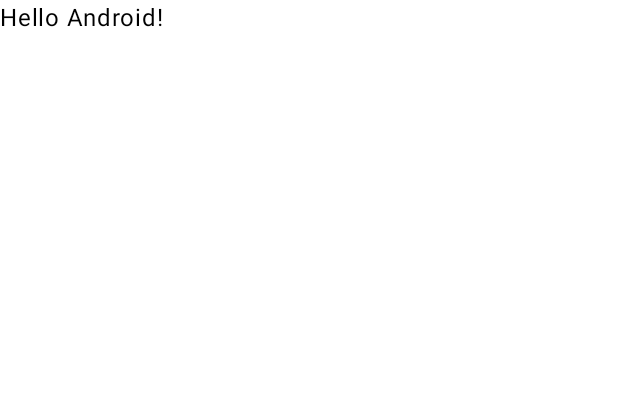
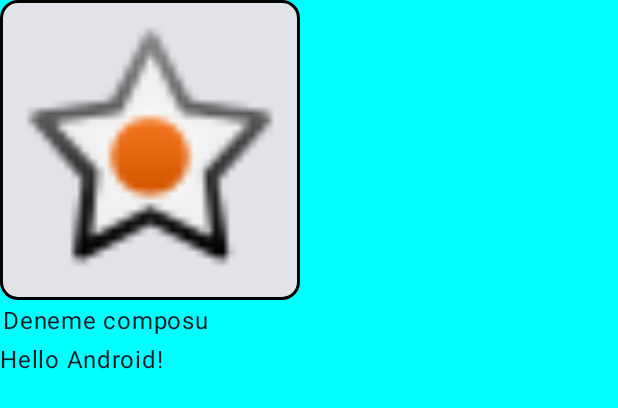
Before and after one commit to ZaferGuvenn/FindMyMovie2, an Android app built with Jetpack Compose: the @Preview function GreetingPreview, on a phone screen of 412 x 824 dp. Shown: the top 408 px of the screen. Run offline under Robolectric (Android 15) with nearby library versions, the phone set to English and light mode, and no system bars; our stand-ins replace Dagger/Hilt's generated code; pictures from the network do not load.

Commit message:
Main act denemelerim compose için.

```diff
--- a/app/src/main/java/com/composemovie2/findmymovie/presentation/MainActivity.kt
+++ b/app/src/main/java/com/composemovie2/findmymovie/presentation/MainActivity.kt
@@ -1,16 +1,29 @@
 package com.composemovie2.findmymovie.presentation
 
+import android.R
 import android.os.Bundle
 import androidx.activity.ComponentActivity
 import androidx.activity.compose.setContent
 import androidx.activity.enableEdgeToEdge
+import androidx.compose.foundation.BorderStroke
+import androidx.compose.foundation.background
+import androidx.compose.foundation.layout.Column
 import androidx.compose.foundation.layout.fillMaxSize
+import androidx.compose.foundation.layout.fillMaxWidth
+import androidx.compose.foundation.layout.height
 import androidx.compose.foundation.layout.padding
+import androidx.compose.foundation.layout.width
+import androidx.compose.material3.Card
+import androidx.compose.material3.CardElevation
 import androidx.compose.material3.Scaffold
+import androidx.compose.material3.Surface
 import androidx.compose.material3.Text
 import androidx.compose.runtime.Composable
 import androidx.compose.ui.Modifier
+import androidx.compose.ui.graphics.Color
 import androidx.compose.ui.tooling.preview.Preview
+import androidx.compose.ui.unit.dp
+import coil3.compose.AsyncImage
 import com.composemovie2.findmymovie.presentation.theme.FindMyMovie2Theme
 import dagger.hilt.android.AndroidEntryPoint
 
@@ -34,10 +47,34 @@ class MainActivity : ComponentActivity() {
 
 @Composable
 fun Greeting(name: String, modifier: Modifier = Modifier) {
-    Text(
-        text = "Hello $name!",
-        modifier = modifier
-    )
+
+    Surface(modifier = modifier.fillMaxSize()) {
+        Column(modifier = modifier.fillMaxWidth().background(Color.Cyan)) {
+
+            Card (
+                border = BorderStroke(2.dp, Color.Black),
+                modifier=modifier.width(200.dp).height(200.dp)
+                ) {
+                AsyncImage(
+                    modifier=modifier.fillMaxSize(),
+                    model = R.drawable.star_on,
+                    contentDescription = "bilmem"
+                )
+            }
+
+            Text(
+                text = "Deneme composu",
+                modifier = modifier.padding(2.dp).background(Color.Cyan)
+            )
+
+            Text(
+                text = "Hello $name!",
+                modifier = modifier
+            )
+        }
+    }
+
+
 }
 
 @Preview(showBackground = true)
```
